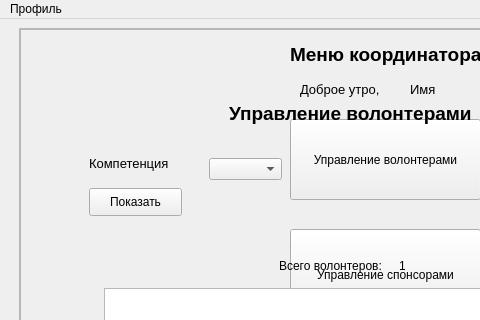
Qt form ui_files/CoordinatorWindowUi.ui (antons201/WorldSkills__CourseWork) before a commit; both pictures show x 0 to 480 and y 0 to 320 of the 795 by 607 pixel window.
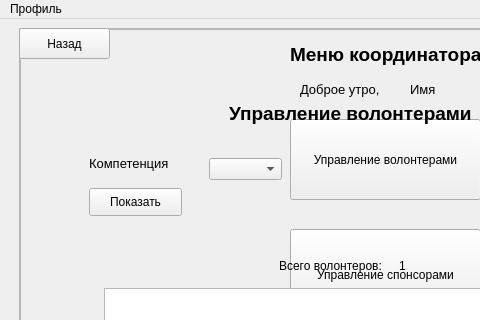
The same form after that commit.

```diff
--- a/ui_files/CoordinatorWindowUi.ui
+++ b/ui_files/CoordinatorWindowUi.ui
@@ -263,6 +263,19 @@
       </rect>
      </property>
     </widget>
+    <widget class="QPushButton" name="BackButton">
+     <property name="geometry">
+      <rect>
+       <x>0</x>
+       <y>0</y>
+       <width>91</width>
+       <height>31</height>
+      </rect>
+     </property>
+     <property name="text">
+      <string>Назад</string>
+     </property>
+    </widget>
    </widget>
   </widget>
   <widget class="QMenuBar" name="menubar">
```
